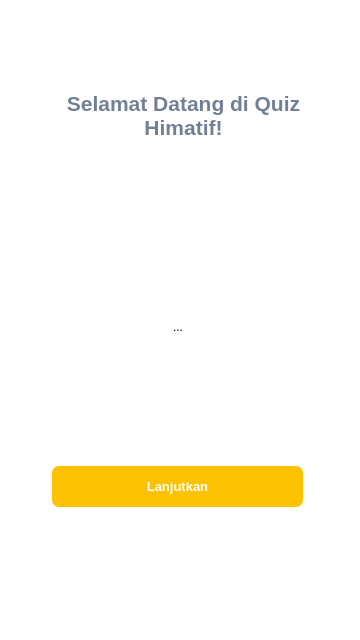
Above: Graphical-User-Interface/Development/Quiz_Himatif/mainwindow.ui from indahstr/indahattilandrebersatu before the change. Below: the same form after it.
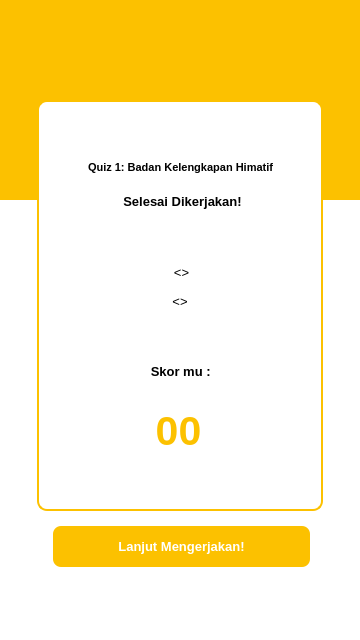
That is the form after the change. The open tabs and pages were chosen to show the change. Icons and pictures are not drawn.

Patch:
```diff
--- a/Graphical-User-Interface/Development/Quiz_Himatif/mainwindow.ui
+++ b/Graphical-User-Interface/Development/Quiz_Himatif/mainwindow.ui
@@ -73,7 +73,7 @@
     <property name="currentIndex">
      <number>0</number>
     </property>
-    <widget class="QWidget" name="page_1">
+    <widget class="QWidget" name="page_Intro">
      <property name="styleSheet">
       <string notr="true">QPushButton#pushButton_Masuk{
 	padding: 0px;
@@ -82,6 +82,10 @@
 	background-color: #FCC100;
 }
 
+QLabel#label_Welcome { 
+	color : #000000;
+}
+
 QToolButton {
 	background-color: transparent;
 }</string>
@@ -163,7 +167,7 @@
        </font>
       </property>
       <property name="text">
-       <string>Selamat Datang di Quiz Himatif!</string>
+       <string>Selamat Datang di Himatif Quiz!</string>
       </property>
       <property name="alignment">
        <set>Qt::AlignCenter</set>
@@ -173,7 +177,7 @@
       </property>
      </widget>
     </widget>
-    <widget class="QWidget" name="page_2">
+    <widget class="QWidget" name="page_Login">
      <property name="styleSheet">
       <string notr="true">QPushButton#pushButton_Ready{
 	padding: 0px;
@@ -314,7 +318,7 @@
      <zorder>pushButton_Ready</zorder>
      <zorder>lineEdit_Username</zorder>
     </widget>
-    <widget class="QWidget" name="page_3">
+    <widget class="QWidget" name="page_Quiz">
      <property name="styleSheet">
       <string notr="true">QRadioButton {
 	padding:12px;
@@ -347,6 +351,10 @@
 	color: #FFFFFF;
 }
 
+QLabel#label_Soal {
+	color : #000000;
+}
+
 QLabel#label_n{
 	background-color : transparent;
 	color: #FFFFFF;
@@ -357,7 +365,7 @@
 	color: #FFFFFF;
 }
 
-QWidget#page_3 { 
+QWidget#page_Quiz{ 
 	background-color: #FCC100;
 }
 
@@ -555,7 +563,7 @@
        <property name="geometry">
         <rect>
          <x>280</x>
-         <y>460</y>
+         <y>498</y>
          <width>61</width>
          <height>41</height>
         </rect>
@@ -705,197 +713,138 @@
       </property>
      </widget>
     </widget>
-    <widget class="QWidget" name="page">
-     <widget class="QLabel" name="label_BKTxt">
+    <widget class="QWidget" name="page_Konjungsi">
+     <property name="styleSheet">
+      <string notr="true">QWidget#page_Konjungsi { 
+	background-color: #FCC100;
+}
+
+QGroupBox#box_bg1 {
+	background-color: #FFFFFF;
+	border : 0px;
+}
+
+QLabel {
+	color : #000000;
+	background-color : transparent;	
+}
+
+QLabel#label_scoreKon {
+	color: #FCC100;
+}
+
+QLabel#label_Warn {
+	color: #FC4300;
+	
+}
+
+QGroupBox#box_bg2 {
+	background-color : #FFFFFF;
+	border : 2px solid #FCC100;
+	border-radius : 10px;
+}
+
+QToolButton{
+	background-color : transparent;
+}
+
+QPushButton { 
+	background-color : #FCC100;
+	border-radius : 8px;
+}</string>
+     </property>
+     <widget class="QGroupBox" name="box_bg1">
       <property name="geometry">
        <rect>
         <x>0</x>
-        <y>80</y>
-        <width>361</width>
-        <height>21</height>
+        <y>200</y>
+        <width>360</width>
+        <height>420</height>
        </rect>
       </property>
-      <property name="sizePolicy">
-       <sizepolicy hsizetype="Expanding" vsizetype="Preferred">
-        <horstretch>0</horstretch>
-        <verstretch>0</verstretch>
-       </sizepolicy>
+      <property name="maximumSize">
+       <size>
+        <width>360</width>
+        <height>420</height>
+       </size>
       </property>
-      <property name="font">
-       <font>
-        <family>MS Shell Dlg 2</family>
-        <pointsize>13</pointsize>
-        <weight>75</weight>
-        <bold>true</bold>
-       </font>
+      <property name="title">
+       <string/>
       </property>
-      <property name="text">
-       <string>Badan Kelengkapan Himatif</string>
-      </property>
-      <property name="alignment">
-       <set>Qt::AlignCenter</set>
-      </property>
-      <property name="wordWrap">
+      <widget class="QPushButton" name="pushButton_NextKon">
+       <property name="enabled">
        <bool>true</bool>
       </property>
-     </widget>
-     <widget class="QLabel" name="label_score_BK">
       <property name="geometry">
        <rect>
-        <x>140</x>
-        <y>140</y>
-        <width>71</width>
+         <x>53</x>
+         <y>326</y>
+         <width>257</width>
         <height>41</height>
        </rect>
       </property>
-      <property name="sizePolicy">
-       <sizepolicy hsizetype="Expanding" vsizetype="Preferred">
-        <horstretch>0</horstretch>
-        <verstretch>0</verstretch>
-       </sizepolicy>
-      </property>
       <property name="font">
        <font>
         <family>MS Shell Dlg 2</family>
-        <pointsize>20</pointsize>
+         <pointsize>10</pointsize>
         <weight>75</weight>
         <bold>true</bold>
        </font>
       </property>
-      <property name="text">
-       <string>XX</string>
-      </property>
-      <property name="alignment">
-       <set>Qt::AlignCenter</set>
-      </property>
-      <property name="wordWrap">
-       <bool>true</bool>
-      </property>
-     </widget>
-     <widget class="QLabel" name="label_SejarahTxt">
-      <property name="geometry">
-       <rect>
-        <x>-10</x>
-        <y>210</y>
-        <width>361</width>
-        <height>21</height>
-       </rect>
-      </property>
-      <property name="sizePolicy">
-       <sizepolicy hsizetype="Expanding" vsizetype="Preferred">
-        <horstretch>0</horstretch>
-        <verstretch>0</verstretch>
-       </sizepolicy>
-      </property>
-      <property name="font">
-       <font>
-        <family>MS Shell Dlg 2</family>
-        <pointsize>13</pointsize>
-        <weight>75</weight>
-        <bold>true</bold>
-       </font>
-      </property>
+       <property name="cursor">
+        <cursorShape>PointingHandCursor</cursorShape>
+       </property>
+       <property name="mouseTracking">
+        <bool>false</bool>
+       </property>
+       <property name="focusPolicy">
+        <enum>Qt::NoFocus</enum>
+       </property>
       <property name="text">
-       <string>Sejarah Himatif</string>
-      </property>
-      <property name="alignment">
-       <set>Qt::AlignCenter</set>
-      </property>
-      <property name="wordWrap">
-       <bool>true</bool>
-      </property>
-     </widget>
-     <widget class="QLabel" name="label_score_Sejarah">
-      <property name="geometry">
-       <rect>
-        <x>140</x>
-        <y>250</y>
-        <width>71</width>
-        <height>41</height>
-       </rect>
-      </property>
-      <property name="sizePolicy">
-       <sizepolicy hsizetype="Expanding" vsizetype="Preferred">
-        <horstretch>0</horstretch>
-        <verstretch>0</verstretch>
-       </sizepolicy>
-      </property>
-      <property name="font">
-       <font>
-        <family>MS Shell Dlg 2</family>
-        <pointsize>20</pointsize>
-        <weight>75</weight>
-        <bold>true</bold>
-       </font>
-      </property>
-      <property name="text">
-       <string>XX</string>
-      </property>
-      <property name="alignment">
-       <set>Qt::AlignCenter</set>
-      </property>
-      <property name="wordWrap">
-       <bool>true</bool>
-      </property>
+        <string>Lanjut Mengerjakan!</string>
+       </property>
+       <property name="shortcut">
+        <string notr="true"/>
+       </property>
+      </widget>
      </widget>
-     <widget class="QLabel" name="label_TITxt">
+     <widget class="QGroupBox" name="box_bg2">
       <property name="geometry">
        <rect>
-        <x>-10</x>
-        <y>350</y>
-        <width>361</width>
-        <height>21</height>
+        <x>37</x>
+        <y>100</y>
+        <width>286</width>
+        <height>411</height>
        </rect>
       </property>
-      <property name="sizePolicy">
-       <sizepolicy hsizetype="Expanding" vsizetype="Preferred">
-        <horstretch>0</horstretch>
-        <verstretch>0</verstretch>
-       </sizepolicy>
+      <property name="minimumSize">
+       <size>
+        <width>286</width>
+        <height>221</height>
+       </size>
       </property>
-      <property name="font">
-       <font>
-        <family>MS Shell Dlg 2</family>
-        <pointsize>13</pointsize>
-        <weight>75</weight>
-        <bold>true</bold>
-       </font>
+      <property name="title">
+       <string/>
       </property>
-      <property name="text">
-       <string>Teknik Informatika</string>
-      </property>
-      <property name="alignment">
-       <set>Qt::AlignCenter</set>
-      </property>
-      <property name="wordWrap">
-       <bool>true</bool>
-      </property>
-     </widget>
-     <widget class="QLabel" name="label_score_TI">
+      <widget class="QLabel" name="label_SelesaiTxt">
       <property name="geometry">
        <rect>
-        <x>140</x>
-        <y>390</y>
-        <width>71</width>
-        <height>41</height>
-       </rect>
-      </property>
-      <property name="sizePolicy">
-       <sizepolicy hsizetype="Expanding" vsizetype="Preferred">
-        <horstretch>0</horstretch>
-        <verstretch>0</verstretch>
-       </sizepolicy>
-      </property>
+         <x>28</x>
+         <y>90</y>
+         <width>235</width>
+         <height>22</height>
+        </rect>
+       </property>
       <property name="font">
        <font>
         <family>MS Shell Dlg 2</family>
-        <pointsize>20</pointsize>
+         <pointsize>10</pointsize>
         <weight>75</weight>
         <bold>true</bold>
        </font>
       </property>
       <property name="text">
-       <string>XX</string>
+        <string>Selesai Dikerjakan!</string>
       </property>
       <property name="alignment">
        <set>Qt::AlignCenter</set>
@@ -904,31 +853,25 @@
        <bool>true</bool>
       </property>
      </widget>
-     <widget class="QLabel" name="label_TotalTxt">
+      <widget class="QLabel" name="label_NamaKon">
       <property name="geometry">
        <rect>
-        <x>0</x>
-        <y>470</y>
-        <width>361</width>
-        <height>21</height>
-       </rect>
-      </property>
-      <property name="sizePolicy">
-       <sizepolicy hsizetype="Expanding" vsizetype="Preferred">
-        <horstretch>0</horstretch>
-        <verstretch>0</verstretch>
-       </sizepolicy>
-      </property>
+         <x>27</x>
+         <y>162</y>
+         <width>235</width>
+         <height>22</height>
+        </rect>
+       </property>
       <property name="font">
        <font>
         <family>MS Shell Dlg 2</family>
-        <pointsize>13</pointsize>
-        <weight>75</weight>
-        <bold>true</bold>
+         <pointsize>10</pointsize>
+         <weight>50</weight>
+         <bold>false</bold>
        </font>
       </property>
       <property name="text">
-       <string>Total </string>
+        <string>&lt;&lt;Nama&gt;&gt;</string>
       </property>
       <property name="alignment">
        <set>Qt::AlignCenter</set>
@@ -937,64 +880,25 @@
        <bool>true</bool>
       </property>
      </widget>
-     <widget class="QLabel" name="label_score_Total">
+      <widget class="QLabel" name="label_ScoreKonTxt">
       <property name="geometry">
        <rect>
-        <x>140</x>
-        <y>510</y>
-        <width>71</width>
-        <height>41</height>
-       </rect>
-      </property>
-      <property name="sizePolicy">
-       <sizepolicy hsizetype="Expanding" vsizetype="Preferred">
-        <horstretch>0</horstretch>
-        <verstretch>0</verstretch>
-       </sizepolicy>
-      </property>
+         <x>28</x>
+         <y>260</y>
+         <width>235</width>
+         <height>22</height>
+        </rect>
+       </property>
       <property name="font">
        <font>
         <family>MS Shell Dlg 2</family>
-        <pointsize>20</pointsize>
-        <weight>75</weight>
-        <bold>true</bold>
-       </font>
-      </property>
-      <property name="text">
-       <string>XX</string>
-      </property>
-      <property name="alignment">
-       <set>Qt::AlignCenter</set>
-      </property>
-      <property name="wordWrap">
-       <bool>true</bool>
-      </property>
-     </widget>
-     <widget class="QLabel" name="label_HaiTxt">
-      <property name="geometry">
-       <rect>
-        <x>1</x>
-        <y>81</y>
-        <width>16</width>
-        <height>21</height>
-       </rect>
-      </property>
-      <property name="sizePolicy">
-       <sizepolicy hsizetype="Fixed" vsizetype="Preferred">
-        <horstretch>0</horstretch>
-        <verstretch>0</verstretch>
-       </sizepolicy>
-      </property>
-      <property name="font">
-       <font>
-        <family>MS Shell Dlg 2</family>
         <pointsize>10</pointsize>
         <weight>75</weight>
         <bold>true</bold>
        </font>
       </property>
       <property name="text">
-       <string/>
+        <string>Skor mu : </string>
       </property>
       <property name="alignment">
        <set>Qt::AlignCenter</set>
@@ -1003,17 +907,17 @@
        <bool>true</bool>
       </property>
      </widget>
-     <widget class="QLabel" name="label_Nama">
+      <widget class="QLabel" name="label_scoreKon">
       <property name="geometry">
        <rect>
-        <x>0</x>
-        <y>0</y>
-        <width>181</width>
+         <x>6</x>
+         <y>300</y>
+         <width>271</width>
         <height>61</height>
        </rect>
       </property>
       <property name="sizePolicy">
-       <sizepolicy hsizetype="Expanding" vsizetype="Fixed">
+        <sizepolicy hsizetype="Expanding" vsizetype="Preferred">
         <horstretch>0</horstretch>
         <verstretch>0</verstretch>
        </sizepolicy>
@@ -1021,21 +925,211 @@
       <property name="font">
        <font>
         <family>MS Shell Dlg 2</family>
+         <pointsize>31</pointsize>
+         <weight>75</weight>
+         <bold>true</bold>
+         <underline>false</underline>
+        </font>
+       </property>
+       <property name="text">
+        <string>00</string>
+       </property>
+       <property name="alignment">
+        <set>Qt::AlignCenter</set>
+       </property>
+       <property name="wordWrap">
+        <bool>true</bool>
+       </property>
+      </widget>
+      <widget class="QWidget" name="layoutWidget">
+       <property name="geometry">
+        <rect>
+         <x>4</x>
+         <y>50</y>
+         <width>279</width>
+         <height>34</height>
+        </rect>
+       </property>
+       <layout class="QHBoxLayout" name="horizontalLayout_2">
+        <item>
+         <spacer name="horizontalSpacer_2">
+          <property name="orientation">
+           <enum>Qt::Horizontal</enum>
+          </property>
+          <property name="sizeType">
+           <enum>QSizePolicy::Maximum</enum>
+          </property>
+          <property name="sizeHint" stdset="0">
+           <size>
+            <width>13</width>
+            <height>20</height>
+           </size>
+          </property>
+         </spacer>
+        </item>
+        <item>
+         <widget class="QLabel" name="label_TemaNo">
+          <property name="font">
+           <font>
+            <family>MS Shell Dlg 2</family>
+            <pointsize>8</pointsize>
+            <weight>75</weight>
+            <bold>true</bold>
+           </font>
+          </property>
+          <property name="text">
+           <string>Quiz 1: Badan Kelengkapan Himatif</string>
+          </property>
+          <property name="alignment">
+           <set>Qt::AlignCenter</set>
+          </property>
+          <property name="wordWrap">
+           <bool>true</bool>
+          </property>
+         </widget>
+        </item>
+        <item>
+         <spacer name="horizontalSpacer">
+          <property name="orientation">
+           <enum>Qt::Horizontal</enum>
+          </property>
+          <property name="sizeType">
+           <enum>QSizePolicy::Maximum</enum>
+          </property>
+          <property name="sizeHint" stdset="0">
+           <size>
+            <width>13</width>
+            <height>20</height>
+           </size>
+          </property>
+         </spacer>
+        </item>
+       </layout>
+      </widget>
+      <widget class="QWidget" name="layoutWidget">
+       <property name="geometry">
+        <rect>
+         <x>3</x>
+         <y>190</y>
+         <width>280</width>
+         <height>23</height>
+        </rect>
+       </property>
+       <layout class="QHBoxLayout" name="horizontalLayout_3">
+        <item>
+         <spacer name="horizontalSpacer_4">
+          <property name="orientation">
+           <enum>Qt::Horizontal</enum>
+          </property>
+          <property name="sizeHint" stdset="0">
+           <size>
+            <width>40</width>
+            <height>20</height>
+           </size>
+          </property>
+         </spacer>
+        </item>
+        <item>
+         <widget class="QLabel" name="label_NPMKon">
+          <property name="font">
+           <font>
+            <family>MS Shell Dlg 2</family>
         <pointsize>10</pointsize>
+            <weight>50</weight>
+            <bold>false</bold>
+           </font>
+          </property>
+          <property name="text">
+           <string>&lt;&lt;NPM&gt;&gt;</string>
+          </property>
+          <property name="alignment">
+           <set>Qt::AlignCenter</set>
+          </property>
+          <property name="wordWrap">
+           <bool>true</bool>
+          </property>
+         </widget>
+        </item>
+        <item>
+         <spacer name="horizontalSpacer_3">
+          <property name="orientation">
+           <enum>Qt::Horizontal</enum>
+          </property>
+          <property name="sizeHint" stdset="0">
+           <size>
+            <width>40</width>
+            <height>20</height>
+           </size>
+          </property>
+         </spacer>
+        </item>
+       </layout>
+      </widget>
+      <widget class="QLabel" name="label_Warn">
+       <property name="geometry">
+        <rect>
+         <x>30</x>
+         <y>380</y>
+         <width>235</width>
+         <height>22</height>
+        </rect>
+       </property>
+       <property name="font">
+        <font>
+         <family>MS Shell Dlg 2</family>
+         <pointsize>9</pointsize>
         <weight>75</weight>
         <bold>true</bold>
        </font>
       </property>
       <property name="text">
-       <string>nama User</string>
+        <string/>
       </property>
       <property name="alignment">
-       <set>Qt::AlignLeading|Qt::AlignLeft|Qt::AlignTop</set>
+        <set>Qt::AlignCenter</set>
       </property>
       <property name="wordWrap">
        <bool>true</bool>
       </property>
      </widget>
+     </widget>
+     <widget class="QToolButton" name="toolButton_Checklist">
+      <property name="geometry">
+       <rect>
+        <x>140</x>
+        <y>60</y>
+        <width>81</width>
+        <height>81</height>
+       </rect>
+      </property>
+      <property name="layoutDirection">
+       <enum>Qt::LeftToRight</enum>
+      </property>
+      <property name="autoFillBackground">
+       <bool>false</bool>
+      </property>
+      <property name="styleSheet">
+       <string notr="true"/>
+      </property>
+      <property name="text">
+       <string/>
+      </property>
+      <property name="icon">
+       <iconset resource="assets.qrc">
+        <normaloff>:/images/Checklist.png</normaloff>:/images/Checklist.png</iconset>
+      </property>
+      <property name="iconSize">
+       <size>
+        <width>500</width>
+        <height>500</height>
+       </size>
+      </property>
+     </widget>
+    </widget>
+    <widget class="QWidget" name="page_unUsed">
+     <property name="enabled">
+      <bool>true</bool>
+     </property>
     </widget>
    </widget>
   </widget>
```
Left out of the diff: 30 changed lines with no effect on the pictures. Lines whose indentation alone changed are shown as unchanged.
